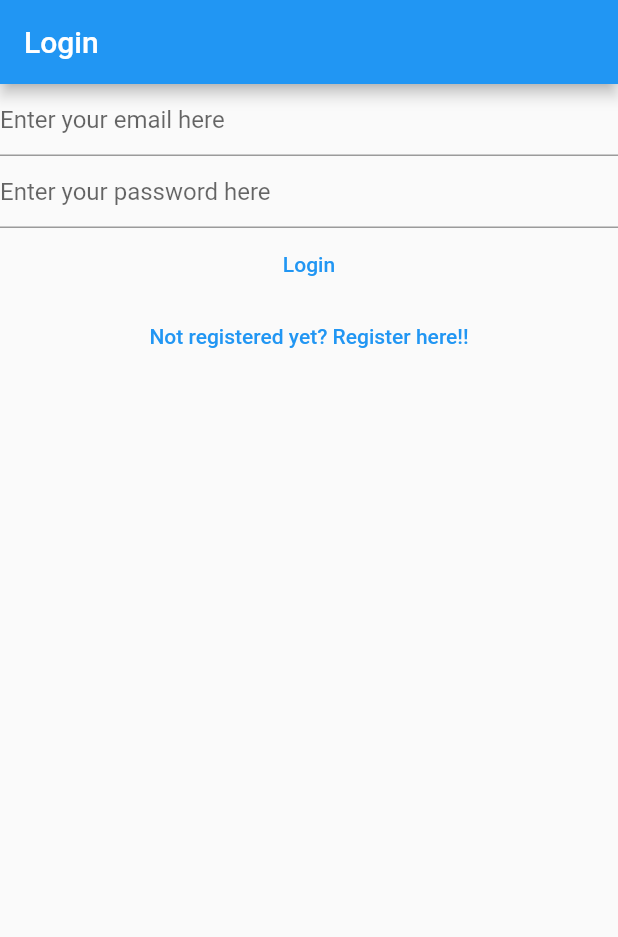
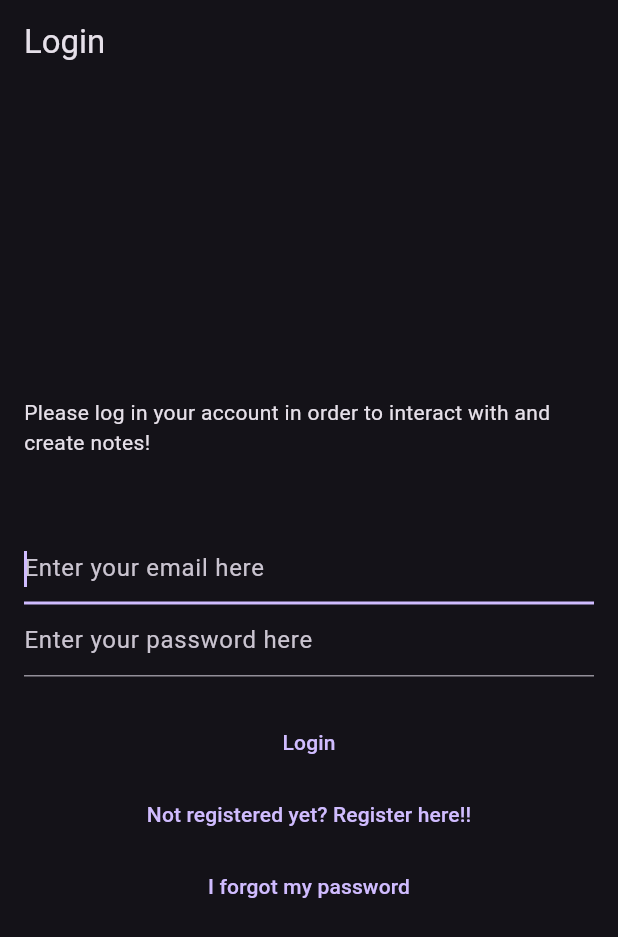
Before and after one commit to Cyan-appdev/mynotes, a Flutter app: the screen it shows after launch, on a phone screen of 412 x 824 dp. Shown: the top 937 px of the screen. Run offline on Flutter 3.47's test engine with Material 2 defaults, Android fonts, the phone set to English and light mode, and no system bars; our stand-ins replace bloc, cloud_firestore, equatable, firebase_auth, firebase_core, flutter_bloc and 1 more; accounts and stored records are empty.

Commit message:
Step 26
Full working app

```diff
--- a/lib/main.dart
+++ b/lib/main.dart
@@ -5,6 +5,7 @@ import 'package:mynotes/services/auth/bloc/auth_bloc.dart';
 import 'package:mynotes/services/auth/bloc/auth_event.dart';
 import 'package:mynotes/services/auth/bloc/auth_state.dart';
 import 'package:mynotes/services/auth/firebase_auth_provider.dart';
+import 'package:mynotes/views/forgot_password_view.dart';
 import 'package:mynotes/views/notes/create_update_note_view.dart';
 import 'package:mynotes/views/notes/notes_view.dart';
 import 'package:mynotes/views/register_view.dart';
@@ -20,8 +21,8 @@ void main() {
     title: 'Flutter Demo',
     theme: ThemeData(
       primarySwatch: Colors.blue,
-      // useMaterial3: true,
-      // brightness: Brightness.dark,
+      useMaterial3: true,
+      brightness: Brightness.dark,
     ),
     home: BlocProvider<AuthBloc>(
       create: (context) => AuthBloc(FirebaseAuthProvider()),
@@ -58,11 +59,13 @@ class HomePage extends StatelessWidget {
           return const VerifyEmailView();
         } else if (state is AuthStateLoggedOut) {
           return const LoginView();
+        } else if (state is AuthStateForgotPassword) {
+          return const ForgotPasswordView();
         } else if (state is AuthStateRegistering) {
           return const RegisterView();
         } else {
           return const Scaffold(
-            body: CircularProgressIndicator(),
+            body: Center(child: CircularProgressIndicator()),
           );
         }
       },
--- a/lib/services/auth/auth_provider.dart
+++ b/lib/services/auth/auth_provider.dart
@@ -13,4 +13,7 @@ abstract class AuthProvider {
   });
   Future<void> logOut();
   Future<void> sendEmailVerification();
+  Future<void> sendPasswordReset({
+    required String toEmail,
+  });
 }
--- a/lib/services/auth/auth_service.dart
+++ b/lib/services/auth/auth_service.dart
@@ -39,4 +39,10 @@ class AuthService implements AuthProvider {
 
   @override
   Future<void> initialize() => provider.initialize();
+
+  @override
+  Future<void> sendPasswordReset({required String toEmail}) =>
+      provider.sendPasswordReset(
+        toEmail: toEmail,
+      );
 }
--- a/lib/services/auth/bloc/auth_event.dart
+++ b/lib/services/auth/bloc/auth_event.dart
@@ -32,3 +32,14 @@ class AuthEventRegister extends AuthEvent {
 class AuthEventShouldRegister extends AuthEvent {
   const AuthEventShouldRegister();
 }
+
+// class AuthEventForgotPassword extends AuthEvent {
+//   const AuthEventForgotPassword();
+// }
+
+class AuthEventForgotPassword extends AuthEvent {
+  final String? email;
+  const AuthEventForgotPassword({
+    required this.email,
+  });
+}
--- a/lib/services/auth/bloc/auth_state.dart
+++ b/lib/services/auth/bloc/auth_state.dart
@@ -19,9 +19,19 @@ class AuthStateUninitialized extends AuthState {
 }
 
 class AuthStateRegistering extends AuthState {
-  final Exception exception;
+  final Exception? exception;
   const AuthStateRegistering({
     required this.exception,
+    required bool isLoading,
+  }) : super(isLoading: isLoading);
+}
+
+class AuthStateForgotPassword extends AuthState {
+  final Exception? exception;
+  final bool hasSentEmail;
+  const AuthStateForgotPassword({
+    required this.exception,
+    required this.hasSentEmail,
     required bool isLoading,
   }) : super(isLoading: isLoading);
 }
--- /dev/null
+++ b/lib/utilities/dialogs/password_reset_email_sent_dialog.dart
@@ -0,0 +1,14 @@
+import 'package:flutter/material.dart';
+import 'package:mynotes/utilities/dialogs/generic_dialog.dart';
+
+Future<void> showPasswordResetSentDialog(BuildContext context) {
+  return showGenericDialog<void>(
+    context: context,
+    title: 'Password Reset',
+    content:
+        'We have sent you a password reset link. Please check your email for more information.',
+    optionsBuilder: () => {
+      'OK': null,
+    },
+  );
+}
--- a/lib/views/login_view.dart
+++ b/lib/views/login_view.dart
@@ -39,7 +39,7 @@ class _LoginViewState extends State<LoginView> {
           if (state.exception is UserNotFoundAuthException) {
             await showErrorDialog(
               context,
-              'User not found',
+              'Cannot find a user with the entered credentials!',
             );
           } else if (state.exception is WrongPasswordAuthException) {
             await showErrorDialog(
@@ -61,13 +61,23 @@ class _LoginViewState extends State<LoginView> {
       },
       child: Scaffold(
         appBar: AppBar(title: const Text('Login')),
-        body: Column(
-          // mainAxisAlignment: MainAxisAlignment.center,
+        body: Padding(
+          padding: const EdgeInsets.all(16.0),
+          child: Column(
+            mainAxisAlignment: MainAxisAlignment.center,
+            crossAxisAlignment: CrossAxisAlignment.start,
             children: [
+              const Text(
+                'Please log in your account in order to interact with and create notes!',
+              ),
+              const SizedBox(
+                height: 50,
+              ),
               TextField(
                 controller: _email,
                 enableSuggestions: false,
                 autocorrect: false,
+                autofocus: true,
                 keyboardType: TextInputType.emailAddress,
                 decoration:
                     const InputDecoration(hintText: 'Enter your email here'),
@@ -80,6 +90,12 @@ class _LoginViewState extends State<LoginView> {
                 decoration:
                     const InputDecoration(hintText: 'Enter your password here'),
               ),
+              const SizedBox(
+                height: 20,
+              ),
+              Center(
+                child: Column(
+                  children: [
                     TextButton(
                       onPressed: () async {
                         final email = _email.text;
@@ -93,11 +109,29 @@ class _LoginViewState extends State<LoginView> {
                     ),
                     TextButton(
                       onPressed: () {
-                context.read<AuthBloc>().add(const AuthEventShouldRegister());
+                        context
+                            .read<AuthBloc>()
+                            .add(const AuthEventShouldRegister());
                       },
                       child: const Text('Not registered yet? Register here!!'),
                     ),
+                    // const SizedBox(height: 50),
+                    TextButton(
+                      onPressed: () {
+                        final email = _email.text;
+                        context
+                            .read<AuthBloc>()
+                            .add(AuthEventForgotPassword(email: email));
+                      },
+                      child: const Text(
+                        'I forgot my password',
+                      ),
+                    ),
                   ],
+                ),
+              ),
+            ],
+          ),
         ),
       ),
     );
--- a/lib/views/notes/notes_view.dart
+++ b/lib/views/notes/notes_view.dart
@@ -84,10 +84,10 @@ class _NotesViewState extends State<NotesView> {
                   },
                 );
               } else {
-                return const CircularProgressIndicator();
+                return const Center(child: CircularProgressIndicator());
               }
             default:
-              return const CircularProgressIndicator();
+              return const Center(child: CircularProgressIndicator());
           }
         },
       ),
```
Also changed, not shown: lib/services/auth/bloc/auth_bloc.dart (+45 -1 lines), lib/services/auth/firebase_auth_provider.dart (+20 -0 lines), lib/views/forgot_password_view.dart (added, +104 -0 lines), lib/views/notes/create_update_note_view.dart (+12 -7 lines), lib/views/register_view.dart (+22 -1 lines), lib/views/verify_email_view.dart (+18 -2 lines), 1 other file. Lines whose indentation alone changed are shown as unchanged.
